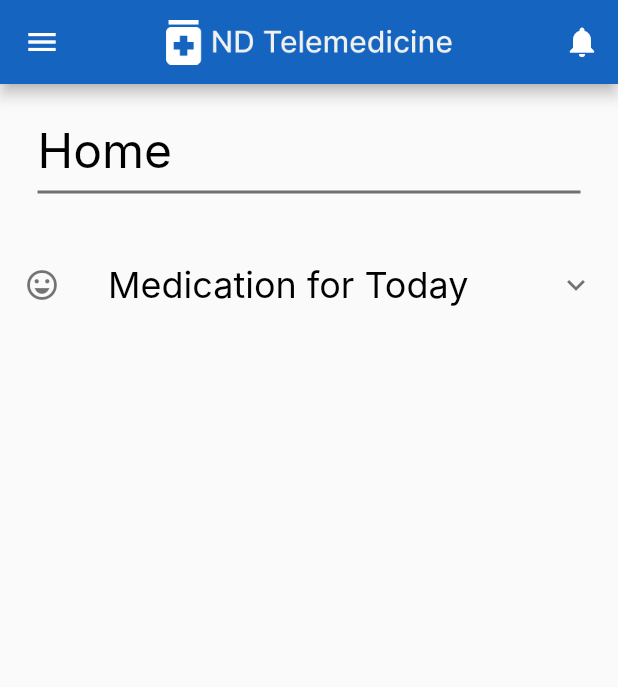
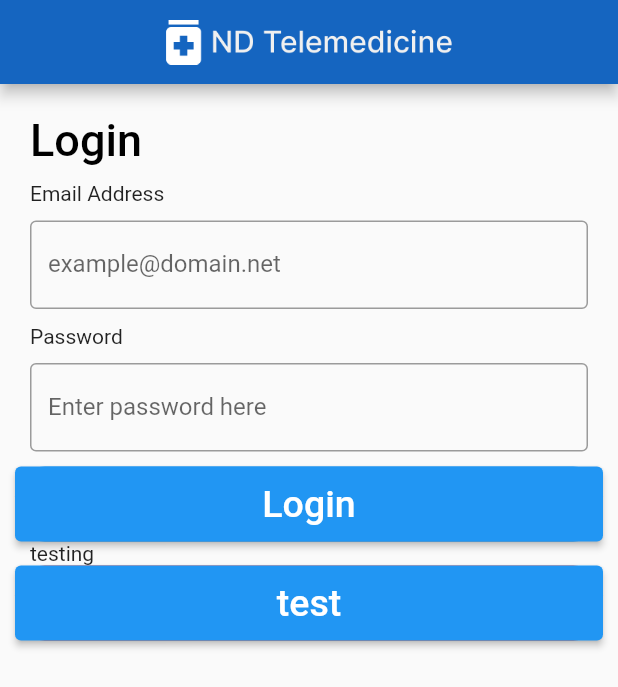
Before and after one commit to Michael-S3935468/NDTelemedicine-Frontend, a Flutter app: the screen it shows after launch, on a phone screen of 412 x 824 dp. Shown: the top 687 px of the screen. Run offline on Flutter 3.47's test engine with Material 2 defaults, Android fonts, the phone set to English and light mode, and no system bars; Roboto replaces fonts that are missing (Inter).

Commit message:
creates skeleton code for login page

```diff
--- /dev/null
+++ b/ndtelemedicine/lib/login.dart
@@ -0,0 +1,149 @@
+import 'package:flutter/material.dart';
+import 'package:ndtelemedicine/main.dart';
+
+void main() => runApp(MyApp());
+
+class MyApp extends StatelessWidget {
+  @override
+  Widget build(BuildContext context) {
+    return MaterialApp(
+      debugShowCheckedModeBanner: false,
+      home: Scaffold(
+        appBar: AppBar(
+          backgroundColor: const Color.fromRGBO(21, 101, 192, 1),
+          title: SizedBox(
+            height: 30,
+            child: Image.asset('images/Header-Base.png'),
+          ),
+          centerTitle: true,
+        ),
+        body: const LoginPage(),
+      ),
+    );
+  }
+}
+
+class LoginPage extends StatefulWidget {
+  const LoginPage({Key? key}) : super(key: key);
+
+  @override
+  State<StatefulWidget> createState() => _LoginPageState();
+}
+
+class _LoginPageState extends State<LoginPage> {
+  TextEditingController nameController = TextEditingController();
+  TextEditingController passwordController = TextEditingController();
+
+  @override
+  Widget build(BuildContext context) {
+    return Padding(
+      padding: const EdgeInsets.all(10),
+      // body: SingleChildScrollView(
+      child: ListView(
+        children: <Widget>[
+          Container(
+            alignment: Alignment.centerLeft,
+            padding: const EdgeInsets.all(10),
+            child: const Text(
+              "Login",
+              style: TextStyle(
+                  color: Colors.black,
+                  fontSize: 30,
+                  fontWeight: FontWeight.w500),
+            ),
+          ),
+          Container(
+            padding: const EdgeInsets.only(left: 10),
+            child: const Text("Email Address"),
+          ),
+          Container(
+            padding: const EdgeInsets.all(10),
+            child: TextField(
+              controller: nameController,
+              decoration: const InputDecoration(
+                border: OutlineInputBorder(),
+                labelText: "example@domain.net",
+                hintText: "Enter valid email",
+              ),
+            ),
+          ),
+          Container(
+            padding: const EdgeInsets.only(left: 10),
+            child: const Text("Password"),
+          ),
+          Container(
+            padding: const EdgeInsets.all(10),
+            child: TextField(
+              controller: passwordController,
+              obscureText: true,
+              decoration: InputDecoration(
+                  border: OutlineInputBorder(),
+                  labelText: "Enter password here",
+                  hintText: "Enter secure password"),
+            ),
+          ),
+          Container(
+            height: 50,
+            decoration: BoxDecoration(
+              color: Colors.blue,
+              borderRadius: BorderRadius.circular(20),
+            ),
+            child: ElevatedButton(
+              onPressed: () {
+                Navigator.of(context).push(MaterialPageRoute(
+                    builder: (context) => MyHomePage(
+                          title: "test",
+                        )));
+              },
+              child: const Text(
+                "Login",
+                style: TextStyle(color: Colors.white, fontSize: 25),
+              ),
+            ),
+          ),
+          Container(
+            padding: const EdgeInsets.only(left: 10),
+            child: const Text("testing"),
+          ),
+          Container(
+            height: 50,
+            decoration: BoxDecoration(
+              color: Colors.red,
+              borderRadius: BorderRadius.circular(20),
+            ),
+            child: ElevatedButton(
+              onPressed: () {
+                showDialog(
+                    context: context,
+                    builder: (BuildContext context) {
+                      return AlertDialog(
+                        title: const Text('Thanks!'),
+                        content: Text(
+                            'You typed "${nameController.text}", the password was  "${passwordController.text}" '),
+                        actions: <Widget>[
+                          TextButton(
+                            onPressed: () {
+                              Navigator.pop(context);
+                            },
+                            child: const Text('OK'),
+                          ),
+                        ],
+                      );
+                    });
+                // Navigator.of(context).push(MaterialPageRoute(
+                //     builder: (context) => MyHomePage(
+                //       title: "test",
+                //     )));
+              },
+              child: const Text(
+                "test",
+                style: TextStyle(color: Colors.white, fontSize: 25),
+              ),
+            ),
+          ),
+        ],
+      ),
+      // ),
+    );
+  }
+}
--- a/ndtelemedicine/lib/main.dart
+++ b/ndtelemedicine/lib/main.dart
@@ -1,6 +1,8 @@
 import 'package:flutter/material.dart';
+import 'package:ndtelemedicine/login.dart';
 
-void main() => runApp(const MyApp());
+
+// void main() => runApp(const MyApp());
 
 class MyApp extends StatelessWidget {
   const MyApp({super.key});
@@ -126,7 +128,10 @@ class MyHomePage extends StatelessWidget {
                 child: ListTile(
                   leading: const Icon(Icons.logout),
                   title: const Text('Sign Out'),
-                  onTap: () {},
+                  onTap: () {
+                    // Produces error if tapped
+                    // Navigator.of(context).push(MaterialPageRoute(builder: (context) => const LoginPage()));
+                  },
                 ),
               ),
             ),
```
